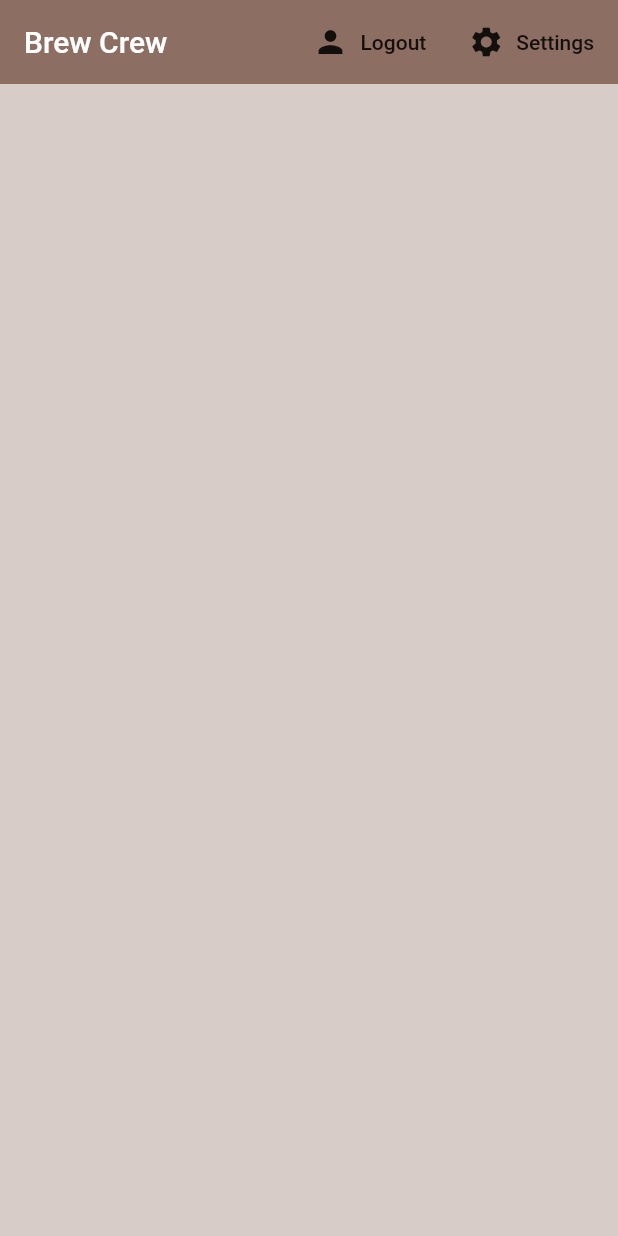
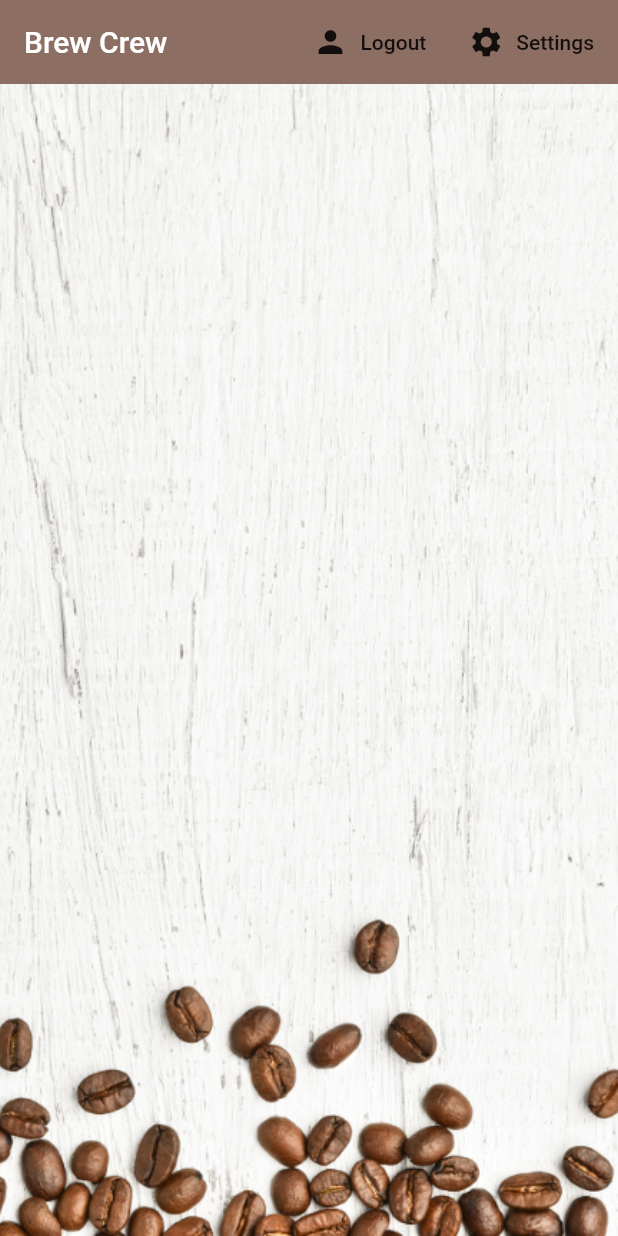
Before and after one commit to arifikhsan/flutter_brew, a Flutter app: the screen it shows once a user with an empty profile is signed in, on a phone screen of 412 x 824 dp. Run offline on Flutter 3.47's test engine with Material 2 defaults, Android fonts, the phone set to English and light mode, and no system bars; our stand-ins replace cloud_firestore, firebase_auth, flutter_spinkit; accounts and stored records are empty.

```diff
--- a/lib/screen/home/home_screen.dart
+++ b/lib/screen/home/home_screen.dart
@@ -44,7 +44,15 @@ class HomeScreen extends StatelessWidget {
             )
           ],
         ),
-        body: BrewList(),
+        body: Container(
+          decoration: BoxDecoration(
+            image: DecorationImage(
+              image: AssetImage('assets/coffee_bg.png'),
+              fit: BoxFit.cover,
+            ),
+          ),
+          child: BrewList(),
+        ),
       ),
     );
   }
--- a/lib/screen/home/widget/brew_tile.dart
+++ b/lib/screen/home/widget/brew_tile.dart
@@ -14,6 +14,7 @@ class BrewTile extends StatelessWidget {
         margin: EdgeInsets.fromLTRB(20, 6, 20, 0),
         child: ListTile(
           leading: CircleAvatar(
+            backgroundImage: AssetImage('assets/coffee_icon.png'),
             radius: 25,
             backgroundColor: Colors.brown[brew.strength],
           ),
--- a/pubspec.yaml
+++ b/pubspec.yaml
@@ -17,5 +17,8 @@ dependencies:
 dev_dependencies:
   flutter_test:
     sdk: flutter
+
 flutter:
   uses-material-design: true
+  assets:
+    - assets/
```
Also changed, not shown: assets/coffee_bg.png (added), assets/coffee_icon.png (added), 1 other file.
